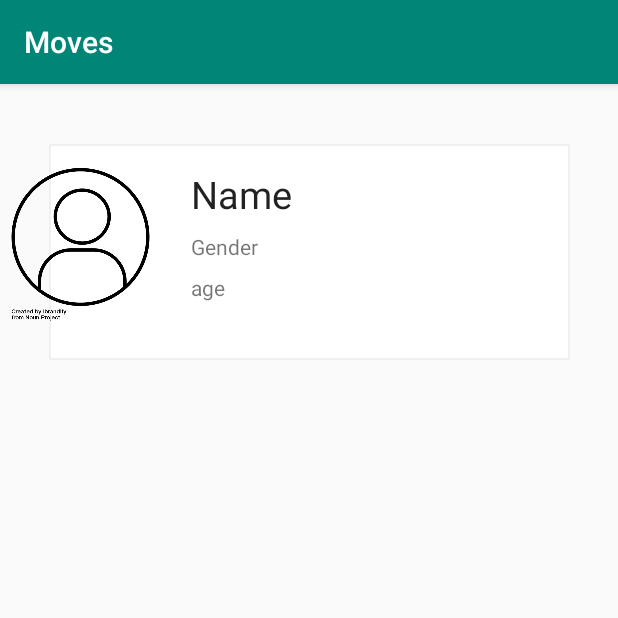
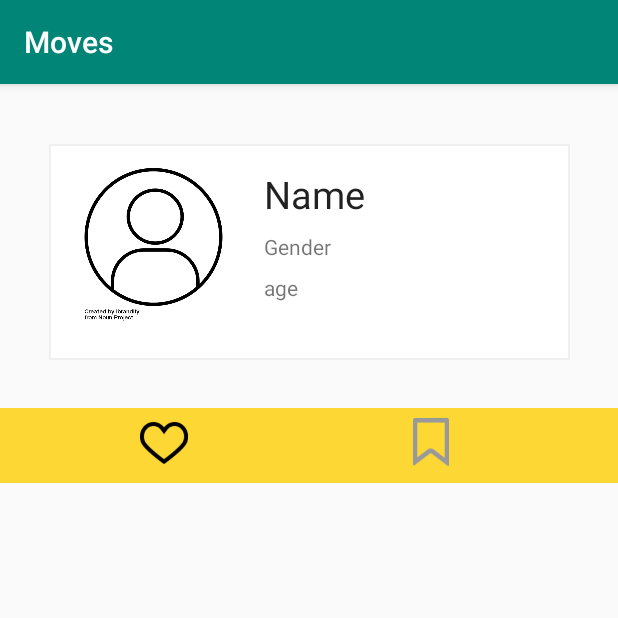
Before and after one commit to hkim00/moves, an Android app: the ProfileActivity screen opened directly, with no data from a screen before it, on a phone screen of 412 x 824 dp, the top half of it. Run offline under Robolectric (Android 15) with nearby library versions, the phone set to English and light mode, and no system bars; 2 statements that could not run were skipped.

Commit message:
Profile Activity design and setting visibility of saved/favorites

```diff
--- a/app/src/main/AndroidManifest.xml
+++ b/app/src/main/AndroidManifest.xml
@@ -15,7 +15,7 @@
         android:roundIcon="@mipmap/ic_launcher_round"
         android:supportsRtl="true"
         android:theme="@style/AppTheme">
-        <activity android:name=".models.ProfileActivity"></activity>
+        <activity android:name=".ProfileActivity"></activity>
         <activity android:name=".HomeActivity" />
         <activity android:name=".SignUpActivity" />
         <activity android:name=".MainActivity" />
--- /dev/null
+++ b/app/src/main/java/com/hkim00/moves/ProfileActivity.java
@@ -0,0 +1,55 @@
+package com.hkim00.moves;
+
+import androidx.appcompat.app.AppCompatActivity;
+import androidx.recyclerview.widget.GridLayoutManager;
+import androidx.recyclerview.widget.RecyclerView;
+
+import android.os.Bundle;
+import android.view.View;
+import android.widget.Button;
+
+import com.hkim00.moves.R;
+
+public class ProfileActivity extends AppCompatActivity {
+
+    private Button btnSaved;
+    private Button btnFavorites;
+    private RecyclerView rvFavorites;
+    private RecyclerView rvSaved;
+    //TODO create fragments instead of activities??
+    //TODO create lists for saved and favorites moves
+
+
+    @Override
+    protected void onCreate(Bundle savedInstanceState) {
+        super.onCreate(savedInstanceState);
+        setContentView(R.layout.activity_profile);
+
+        btnSaved =  findViewById(R.id.btnSaved);
+        btnFavorites = findViewById(R.id.btnFavorites);
+        rvFavorites = findViewById(R.id.rvFavorites);
+        rvSaved = findViewById(R.id.rvSaved);
+
+        rvFavorites.setLayoutManager(new GridLayoutManager(getContext(), 3));
+        rvSaved.setLayoutManager(new GridLayoutManager(getContext(), 3));
+
+        btnFavorites.setOnClickListener(new View.OnClickListener() {
+            @Override
+            public void onClick(View view) {
+                //show favorites recycler view
+                rvSaved.setVisibility(View.INVISIBLE);
+                rvFavorites.setVisibility(View.VISIBLE);
+            }
+        });
+
+        btnSaved.setOnClickListener(new View.OnClickListener() {
+            @Override
+            public void onClick(View view) {
+                //show saved recycler view
+                rvFavorites.setVisibility(View.INVISIBLE);
+                rvSaved.setVisibility(View.VISIBLE);
+            }
+        });
+
+    }
+}
--- a/app/src/main/java/com/hkim00/moves/models/ProfileActivity.java
+++ /dev/null
@@ -1,16 +0,0 @@
-package com.hkim00.moves.models;
-
-import androidx.appcompat.app.AppCompatActivity;
-
-import android.os.Bundle;
-
-import com.hkim00.moves.R;
-
-public class ProfileActivity extends AppCompatActivity {
-
-    @Override
-    protected void onCreate(Bundle savedInstanceState) {
-        super.onCreate(savedInstanceState);
-        setContentView(R.layout.activity_profile);
-    }
-}
--- a/app/src/main/res/layout/activity_login.xml
+++ b/app/src/main/res/layout/activity_login.xml
@@ -86,6 +86,7 @@
         android:background="#F8F9F8"
         android:fontFamily="sans-serif-medium"
         android:text="Sign Up"
+        style="@style/Widget.AppCompat.Button.Borderless"
         android:textAppearance="@style/TextAppearance.AppCompat.Medium"
         app:layout_constraintStart_toStartOf="parent"
         app:layout_constraintTop_toBottomOf="@id/textView3" />
--- a/app/src/main/res/layout/activity_profile.xml
+++ b/app/src/main/res/layout/activity_profile.xml
@@ -4,7 +4,7 @@
     xmlns:tools="http://schemas.android.com/tools"
     android:layout_width="match_parent"
     android:layout_height="match_parent"
-    tools:context=".models.ProfileActivity">
+    tools:context=".ProfileActivity">
 
     <ImageView
         android:id="@+id/ivOutline"
@@ -23,10 +23,11 @@
         android:id="@+id/ivProfilePic"
         android:layout_width="107dp"
         android:layout_height="107dp"
+        android:layout_marginStart="16dp"
         android:layout_marginTop="16dp"
         android:src="@drawable/profilepic"
-        app:layout_constraintTop_toTopOf="@id/ivOutline"
-        tools:layout_editor_absoluteX="46dp" />
+        app:layout_constraintStart_toStartOf="@id/ivOutline"
+        app:layout_constraintTop_toTopOf="@id/ivOutline" />
 
     <TextView
         android:id="@+id/tvName"
@@ -60,5 +61,77 @@
         app:layout_constraintStart_toEndOf="@id/ivProfilePic"
         app:layout_constraintTop_toBottomOf="@id/tvGender" />
 
+    <View
+        android:id="@+id/view"
+        android:layout_width="wrap_content"
+        android:layout_height="50dp"
+        android:layout_marginTop="216dp"
+        android:background="#FDD835"
+        app:layout_constraintEnd_toEndOf="parent"
+        app:layout_constraintHorizontal_bias="0.0"
+        app:layout_constraintStart_toStartOf="parent"
+        app:layout_constraintTop_toTopOf="parent" />
+
+    <ImageView
+        android:id="@+id/ivFavorites"
+        android:layout_width="32dp"
+        android:layout_height="32dp"
+        app:layout_constraintBottom_toBottomOf="@id/view"
+        app:layout_constraintEnd_toEndOf="@+id/btnFavorites"
+        app:layout_constraintStart_toStartOf="@+id/btnFavorites"
+        app:layout_constraintTop_toTopOf="@+id/view"
+        app:layout_constraintVertical_bias="0.388"
+        app:srcCompat="@drawable/ufi_heart" />
+
+    <Button
+        android:id="@+id/btnFavorites"
+        style="@style/Widget.AppCompat.Button.Borderless"
+        android:layout_width="50dp"
+        android:layout_height="wrap_content"
+        android:layout_marginStart="84dp"
+        app:layout_constraintBottom_toBottomOf="@+id/view2"
+        app:layout_constraintStart_toStartOf="@id/view"
+        app:layout_constraintTop_toTopOf="@+id/view" />
+
+    <ImageView
+        android:id="@+id/ivSaved"
+        android:layout_width="32dp"
+        android:layout_height="32dp"
+        android:background="#000E0E0E"
+        app:layout_constraintBottom_toBottomOf="@id/view"
+        app:layout_constraintEnd_toEndOf="@+id/btnSaved"
+        app:layout_constraintStart_toStartOf="@+id/btnSaved"
+        app:layout_constraintTop_toTopOf="@+id/view"
+        app:layout_constraintVertical_bias="0.388"
+        app:srcCompat="@drawable/ufi_save" />
+
+    <Button
+        android:id="@+id/btnSaved"
+        style="@style/Widget.AppCompat.Button.Borderless"
+        android:layout_width="50dp"
+        android:layout_height="wrap_content"
+        android:layout_marginStart="128dp"
+        app:layout_constraintBottom_toBottomOf="@+id/view2"
+        app:layout_constraintStart_toEndOf="@id/btnFavorites"
+
+        app:layout_constraintTop_toTopOf="@+id/view" />
+
+    <androidx.recyclerview.widget.RecyclerView
+        android:id="@+id/rvFavorites"
+        android:layout_width="395dp"
+        android:layout_height="449dp"
+        android:layout_marginStart="8dp"
+        android:layout_marginTop="8dp"
+        app:layout_constraintStart_toStartOf="parent"
+        app:layout_constraintTop_toBottomOf="@+id/view" />
+
+    <androidx.recyclerview.widget.RecyclerView
+        android:id="@+id/rvSaved"
+        android:layout_width="395dp"
+        android:layout_height="449dp"
+        android:layout_marginStart="8dp"
+        android:layout_marginTop="8dp"
+        app:layout_constraintStart_toStartOf="parent"
+        app:layout_constraintTop_toBottomOf="@+id/view" />
 
 </androidx.constraintlayout.widget.ConstraintLayout>
--- a/app/src/main/res/menu/profile_navigation.xml
+++ /dev/null
@@ -1,10 +0,0 @@
-<?xml version="1.0" encoding="utf-8"?>
-<menu xmlns:app="http://schemas.android.com/apk/res-auto"
-    xmlns:android="http://schemas.android.com/apk/res/android">
-    <item
-        android:id="@+id/action_home"
-        android:icon="@drawable/ufi_heart"
-        android:title="Favorites"
-        app:showAsAction="always" />
-
-</menu>
```
Also changed, not shown: app/src/main/res/drawable/ufi_save.png (added).
